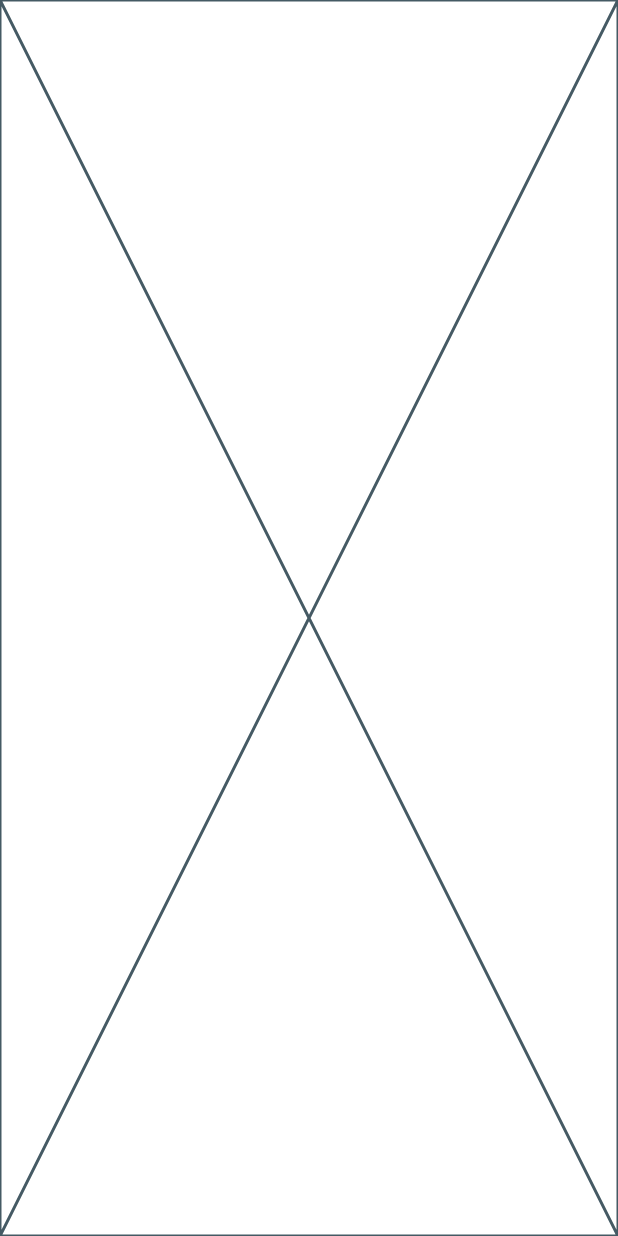
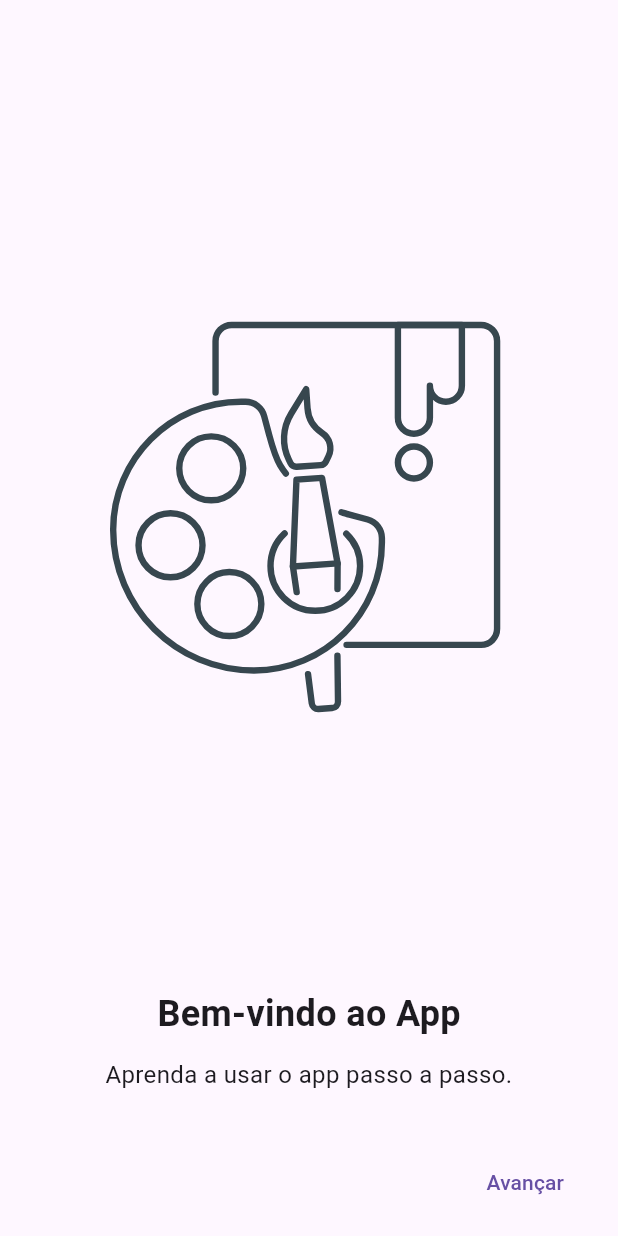
Before and after one commit to riqinho/obras-de-arte, a Flutter app: the screen it shows after launch, on a phone screen of 412 x 824 dp. Run offline on Flutter 3.47's test engine with Material 3 defaults, Android fonts, the phone set to English and light mode, and no system bars; our stand-ins replace lottie.

Commit message:
introcucao finalizada

```diff
--- a/lib/routes.dart
+++ b/lib/routes.dart
@@ -29,3 +29,8 @@ class Routes {
     }
   }
 }
+
+// class ArtworkDetailsArguments {
+//   final Artwork artwork;
+//   ArtworkDetailsArguments(this.artwork);
+// }
--- a/lib/screens/intro/intro_screen.dart
+++ b/lib/screens/intro/intro_screen.dart
@@ -1,4 +1,5 @@
 import 'package:flutter/material.dart';
+import 'package:lottie/lottie.dart';
 import 'package:obras_de_arte/routes.dart';
 
 class IntroScreen extends StatefulWidget {
@@ -11,23 +12,24 @@ class IntroScreen extends StatefulWidget {
 class _IntroScreenState extends State<IntroScreen> {
   final List<Map<String, String>> _pages = [
     {
-      'title': 'Welcome to Obras de Arte',
-      'subtitle': 'Discover the beauty of art from around the world.',
+      'title': 'Bem-vindo ao App',
+      'subtitle': 'Aprenda a usar o app passo a passo.',
       'lottie': 'assets/lottie/intro1.json',
     },
     {
-      'title': 'Functionalities',
-      'subtitle': 'Browse through many functionalities and features.',
+      'title': 'Funcionalidades',
+      'subtitle': 'Explore as diversas funcionalidades',
       'lottie': 'assets/lottie/intro2.json',
     },
     {
-      'title': 'Start Right Now',
-      'subtitle': 'Let\'s start exploring the app!',
+      'title': 'Comece Agora',
+      'subtitle': 'Vamos começar a usar o app!',
       'lottie': 'assets/lottie/intro3.json',
     },
   ];
 
   final PageController _pageController = PageController();
+
   int _currentPage = 0;
   bool _dontShowAgain = false;
 
@@ -58,6 +60,88 @@ class _IntroScreenState extends State<IntroScreen> {
   @override
   Widget build(BuildContext context) {
     final isLastPage = _currentPage == _pages.length - 1;
-    return const Placeholder();
+    return Scaffold(
+      body: SafeArea(
+        child: Column(
+          children: [
+            // aqui é o conteúdo da tela intro
+            Expanded(
+              child: PageView.builder(
+                controller: _pageController,
+                itemCount: _pages.length,
+                onPageChanged: (index) {
+                  setState(() {
+                    _currentPage = index;
+                  });
+                },
+                itemBuilder: (BuildContext context, int index) {
+                  final page = _pages[index];
+                  return Padding(
+                    padding: const EdgeInsets.all(24),
+                    child: Column(
+                      children: [
+                        Expanded(child: Lottie.asset(page['lottie']!)),
+                        Text(
+                          page['title']!,
+                          style: TextStyle(
+                            fontSize: 24,
+                            fontWeight: FontWeight.bold,
+                          ),
+                        ),
+                        SizedBox(height: 12),
+                        Text(
+                          page['subtitle']!,
+                          style: TextStyle(fontSize: 16),
+                          textAlign: TextAlign.center,
+                        ),
+                      ],
+                    ),
+                  );
+                },
+              ),
+            ),
+            // aqui será adicionado o checkbox
+            if (isLastPage)
+              Padding(
+                padding: const EdgeInsets.symmetric(horizontal: 24),
+                child: Row(
+                  children: [
+                    Checkbox(
+                      value: _dontShowAgain,
+                      onChanged: (val) {
+                        setState(() {
+                          _dontShowAgain = val ?? false;
+                        });
+                      },
+                    ),
+                    Expanded(
+                      child: Text('Não mostrar essa introdução novamente'),
+                    ),
+                  ],
+                ),
+              ),
+            // aqui serão adicionados os botões de navegação
+            Padding(
+              padding: const EdgeInsets.symmetric(horizontal: 24, vertical: 12),
+              child: Row(
+                mainAxisAlignment: MainAxisAlignment.spaceBetween,
+                children: [
+                  if (_currentPage > 0)
+                    TextButton(onPressed: _onBack, child: Text('Voltar'))
+                  else
+                    SizedBox(
+                      width: 80,
+                    ), // Espaço reservado para manter o layout
+                  TextButton(
+                    onPressed: _onNext,
+                    child: Text(isLastPage ? 'Concluir' : 'Avançar'),
+                  ),
+                ],
+              ),
+            ),
+          ],
+        ),
+      ),
+    );
   }
 }
```
